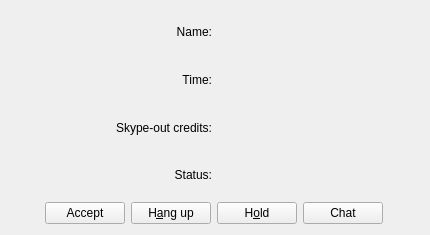
KDE/kopete, file protocols/skype/ui/skypecalldialogbase.ui: the form before one commit.
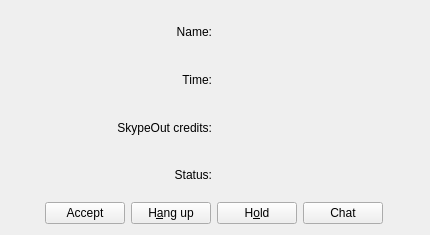
The form after the commit.

Commit message: Changed Skype-out to SkypeOut, it is same

Diff of the .ui file:
```diff
--- a/protocols/skype/ui/skypecalldialogbase.ui
+++ b/protocols/skype/ui/skypecalldialogbase.ui
@@ -145,7 +145,7 @@
         <string>Skype-out credits left</string>
        </property>
        <property name="text" >
-        <string>Skype-out credits:</string>
+        <string>SkypeOut credits:</string>
        </property>
        <property name="alignment" >
         <set>Qt::AlignRight|Qt::AlignTrailing|Qt::AlignVCenter</set>
```
Left out of the diff: 8 changed lines with no effect on the pictures. The commit also changes 2 other files.
